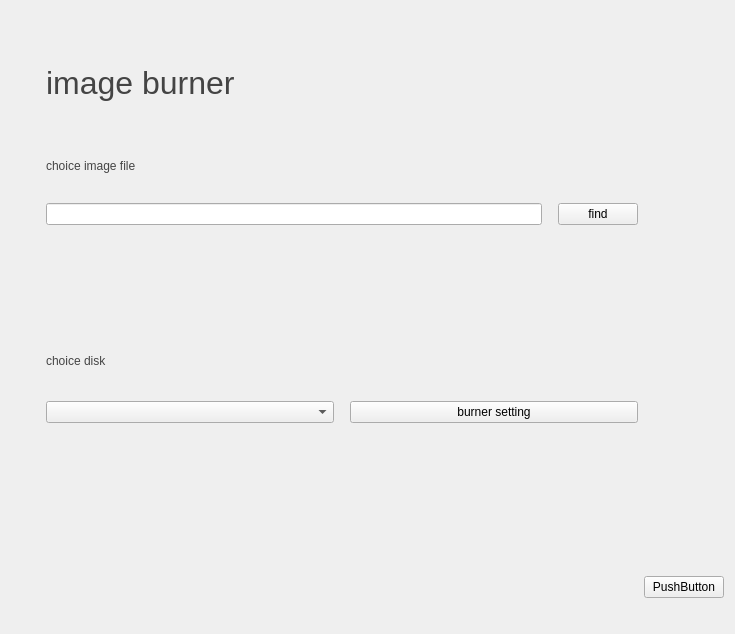
XingWei-Liu/qt-burner, file p_image.ui: the form before one commit.
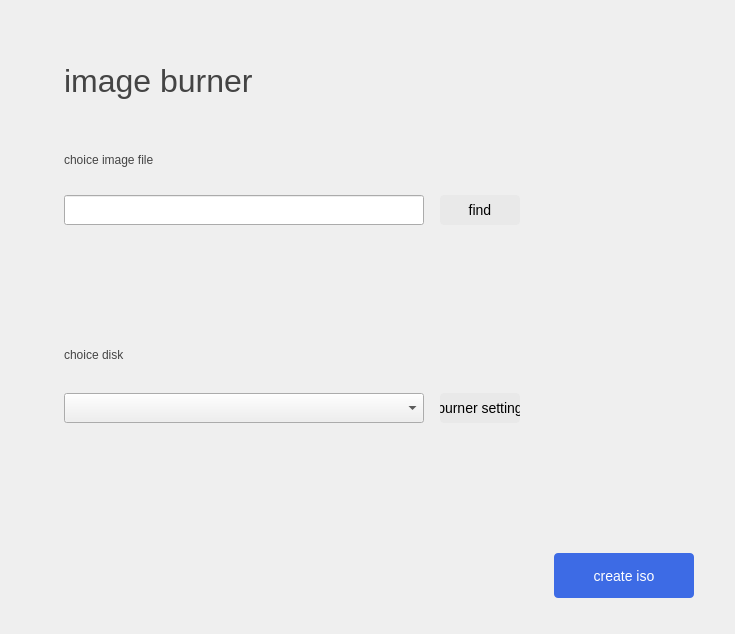
The form after the commit.

What changed in the file:
```diff
--- a/p_image.ui
+++ b/p_image.ui
@@ -24,7 +24,7 @@
      </property>
      <property name="sizeHint" stdset="0">
       <size>
-       <width>35</width>
+       <width>25</width>
        <height>20</height>
       </size>
      </property>
@@ -115,6 +115,18 @@
       <layout class="QHBoxLayout" name="horizontalLayout">
        <item>
         <widget class="QLineEdit" name="lineEdit">
+         <property name="minimumSize">
+          <size>
+           <width>360</width>
+           <height>30</height>
+          </size>
+         </property>
+         <property name="maximumSize">
+          <size>
+           <width>360</width>
+           <height>30</height>
+          </size>
+         </property>
          <property name="baseSize">
           <size>
            <width>360</width>
@@ -141,6 +153,29 @@
        </item>
        <item>
         <widget class="QPushButton" name="file">
+         <property name="minimumSize">
+          <size>
+           <width>80</width>
+           <height>30</height>
+          </size>
+         </property>
+         <property name="maximumSize">
+          <size>
+           <width>80</width>
+           <height>30</height>
+          </size>
+         </property>
+         <property name="baseSize">
+          <size>
+           <width>80</width>
+           <height>30</height>
+          </size>
+         </property>
+         <property name="styleSheet">
+          <string notr="true">QPushButton{background-color:rgb(233, 233, 233);font: 14px;border-radius: 4px;}
+                           QPushButton:hover{background-color:rgb(107, 142, 235);font: 14px;border-radius: 4px;}
+                           QPushButton:pressed{border:none;background-color:rgb(65, 95, 196);font: 14px;border-radius: 4px;}</string>
+         </property>
          <property name="text">
           <string>find</string>
          </property>
@@ -232,6 +267,18 @@
       <layout class="QHBoxLayout" name="horizontalLayout_2">
        <item>
         <widget class="QComboBox" name="comboBox">
+         <property name="minimumSize">
+          <size>
+           <width>360</width>
+           <height>30</height>
+          </size>
+         </property>
+         <property name="maximumSize">
+          <size>
+           <width>360</width>
+           <height>30</height>
+          </size>
+         </property>
          <property name="baseSize">
           <size>
            <width>360</width>
@@ -258,12 +305,29 @@
        </item>
        <item>
         <widget class="QPushButton" name="burner_setting">
+         <property name="minimumSize">
+          <size>
+           <width>80</width>
+           <height>30</height>
+          </size>
+         </property>
+         <property name="maximumSize">
+          <size>
+           <width>80</width>
+           <height>30</height>
+          </size>
+         </property>
          <property name="baseSize">
           <size>
            <width>80</width>
            <height>30</height>
           </size>
          </property>
+         <property name="styleSheet">
+          <string notr="true">QPushButton{background-color:rgb(233, 233, 233);font: 14px;border-radius: 4px;}
+                           QPushButton:hover{background-color:rgb(107, 142, 235);font: 14px;border-radius: 4px;}
+                           QPushButton:pressed{border:none;background-color:rgb(65, 95, 196);font: 14px;border-radius: 4px;}</string>
+         </property>
          <property name="text">
           <string>burner setting</string>
          </property>
@@ -306,8 +370,31 @@
      </item>
      <item>
       <widget class="QPushButton" name="start_burner">
+       <property name="minimumSize">
+        <size>
+         <width>140</width>
+         <height>45</height>
+        </size>
+       </property>
+       <property name="maximumSize">
+        <size>
+         <width>140</width>
+         <height>45</height>
+        </size>
+       </property>
+       <property name="baseSize">
+        <size>
+         <width>140</width>
+         <height>45</height>
+        </size>
+       </property>
+       <property name="styleSheet">
+        <string notr="true">QPushButton{background-color:rgb(61, 107, 229);font: 14px;border-radius: 4px;color: rgb(255,255,255);}
+                           QPushButton:hover{background-color:rgb(107, 142, 235);font: 14px;border-radius: 4px;color: rgb(255,255,255);}
+                           QPushButton:pressed{border:none;background-color:rgb(65, 95, 196);font: 14px;border-radius: 4px;color: rgb(255,255,255);}</string>
+       </property>
        <property name="text">
-        <string>PushButton</string>
+        <string>create iso</string>
        </property>
       </widget>
      </item>
```
